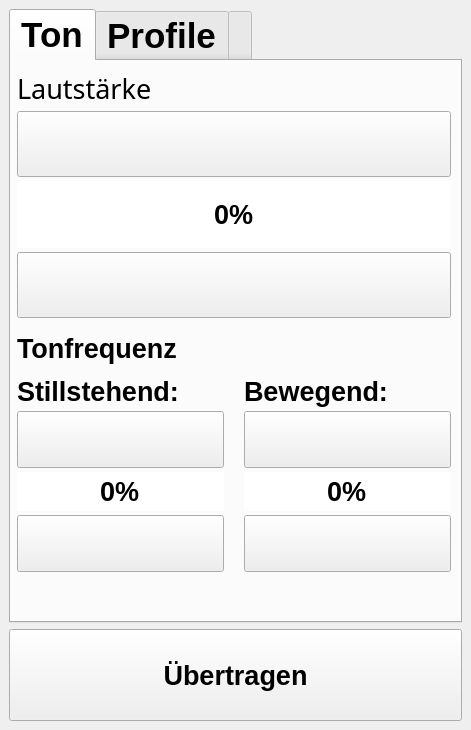
The window that klingelballui.ui (Sammasas/Klingelball-App) describes before a commit, drawn with Qt 5.
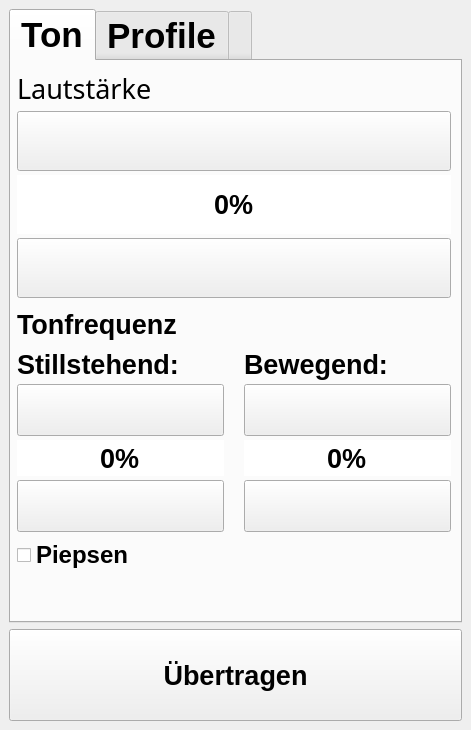
The same window after the commit. The open tabs and pages were chosen to show the change. Icons and pictures are not drawn.

```diff
--- a/klingelballui.ui
+++ b/klingelballui.ui
@@ -46,7 +46,7 @@
        <attribute name="title">
         <string>Ton</string>
        </attribute>
-       <layout class="QVBoxLayout" name="verticalLayout_3" stretch="0,0,0">
+       <layout class="QVBoxLayout" name="verticalLayout_3" stretch="0,0,0,0">
         <property name="sizeConstraint">
          <enum>QLayout::SetNoConstraint</enum>
         </property>
@@ -430,6 +430,19 @@
           </item>
          </layout>
         </item>
+        <item>
+         <widget class="QCheckBox" name="checkBox">
+          <property name="font">
+           <font>
+            <pointsize>18</pointsize>
+            <bold>true</bold>
+           </font>
+          </property>
+          <property name="text">
+           <string>Piepsen</string>
+          </property>
+         </widget>
+        </item>
         <item>
          <spacer name="verticalSpacer_5">
           <property name="orientation">
```
Left out of the diff: 2 changed lines with no effect on the pictures.
